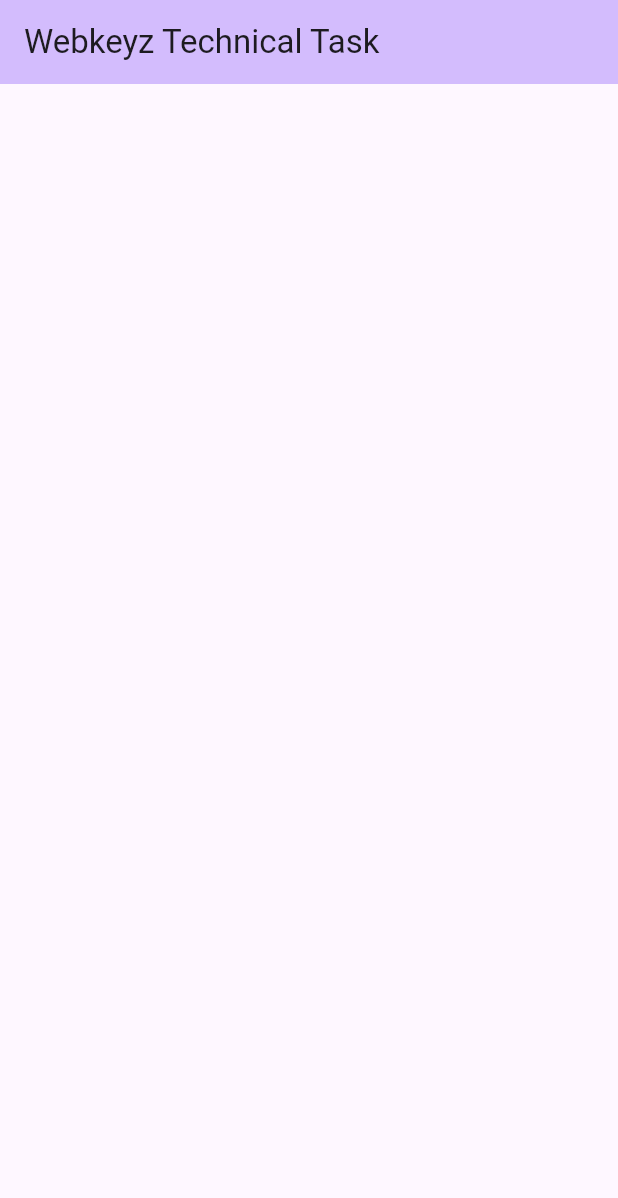
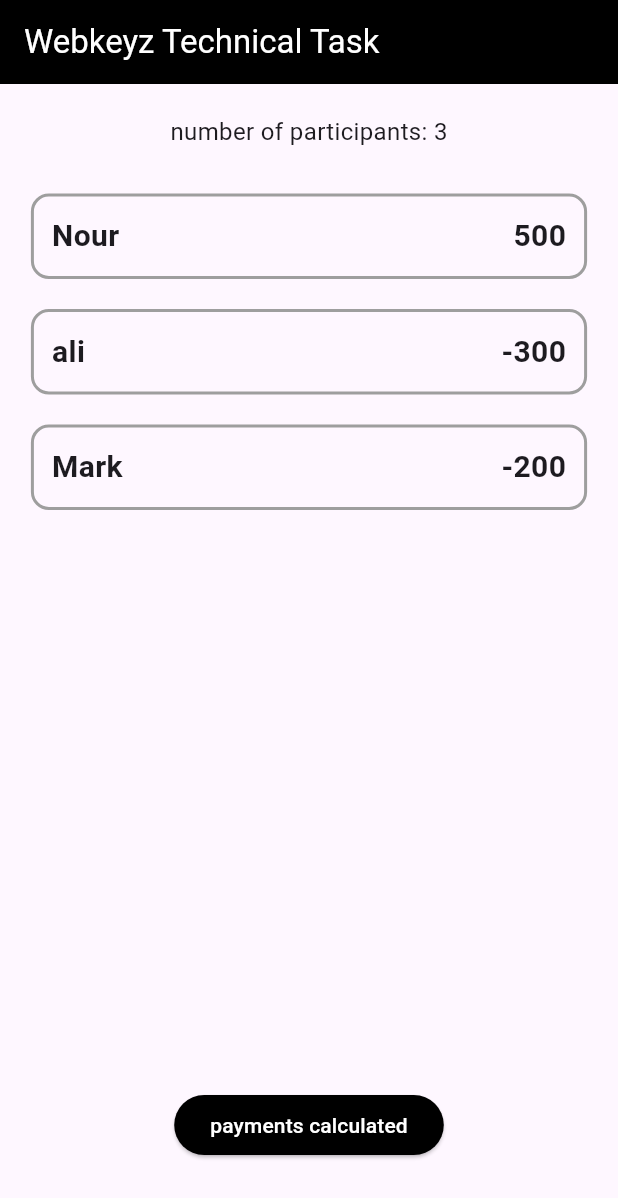
Before and after one commit to mostafamohamed222/webkeyz-Flutter-Technical-Task, a Flutter app: the screen it shows after launch, on a phone screen of 412 x 824 dp. Shown: the top 1198 px of the screen. Run offline on Flutter 3.47's test engine with Material 3 defaults, Android fonts, the phone set to English and light mode, and no system bars; our stand-ins replace flutter_bloc.

Commit message:
create implementation for payments in PaymentPlanner , create desgin and write some test case fro unit test

```diff
--- /dev/null
+++ b/lib/const.dart
@@ -0,0 +1,14 @@
+class ConstManager {
+  static final List<Map<String,dynamic>> participants = [
+    {"name": "Nour", "amount": 500},
+    {"name": "ali", "amount": -300},
+    {"name": "Mark", "amount": -200},
+    // {"name": "ibrahim", "amount": 10},
+    // {"name": "samy", "amount": 5},
+    // {"name": "amir", "amount": -15},
+    // {"name": "mousa", "amount": 0},
+    // {"name": "karim", "amount": 25},
+    // {"name": "saad", "amount": -35},
+    // {"name": "abdo", "amount": 30},
+  ];
+}
--- a/lib/model/payment_model.dart
+++ b/lib/domain/model/payment_model.dart
@@ -1,7 +1,7 @@
 class Payment {
   final String fromName;
   final String toName;
-  final int amount;
+  final num amount;
 
   Payment(this.fromName, this.toName, this.amount);
 }
--- /dev/null
+++ b/lib/domain/usecases/calculate_payment_usecase.dart
@@ -0,0 +1,21 @@
+import 'package:webkeyz_flutter_technical_task/domain/model/payment_model.dart';
+import 'package:webkeyz_flutter_technical_task/payment_planner.dart';
+
+class CalculatePaymentUsecase {
+  List<Payment> call() {
+    PaymentPlanner paymentPlanner = PaymentPlanner();
+    List<Payment> payments = paymentPlanner.payments([
+      {"name": "Nour", "amount": -100},
+      {"name": "ali", "amount": -300},
+      {"name": "Mark", "amount": -200},
+      // {"name": "ibrahim", "amount": 10},
+      // {"name": "samy", "amount": 5},
+      // {"name": "amir", "amount": -15},
+      // {"name": "mousa", "amount": 0},
+      // {"name": "karim", "amount": 25},
+      // {"name": "saad", "amount": -35},
+      // {"name": "abdo", "amount": 30},
+    ]);
+    return payments;
+  }
+}
--- a/lib/main.dart
+++ b/lib/main.dart
@@ -1,4 +1,7 @@
 import 'package:flutter/material.dart';
+import 'package:flutter_bloc/flutter_bloc.dart';
+import 'package:webkeyz_flutter_technical_task/presentation/bloc/payment_planner_bloc.dart';
+import 'package:webkeyz_flutter_technical_task/presentation/screens/add_participants_screen.dart';
 
 void main() {
   runApp(const MyApp());
@@ -9,12 +12,19 @@ class MyApp extends StatelessWidget {
 
   @override
   Widget build(BuildContext context) {
-    return MaterialApp(
-      theme: ThemeData(
-        colorScheme: ColorScheme.fromSeed(seedColor: Colors.deepPurple),
-        useMaterial3: true,
+    return MultiBlocProvider(
+      providers: [
+        BlocProvider(
+          create: (context) => PaymentPlannerBloc(),
+        ),
+      ],
+      child: MaterialApp(
+        debugShowCheckedModeBanner: false,
+        theme: ThemeData(
+          useMaterial3: true,
+        ),
+        home: const MyHomePage(title: 'Webkeyz Technical Task'),
       ),
-      home: const MyHomePage(title: 'Webkeyz Technical Task'),
     );
   }
 }
@@ -33,15 +43,15 @@ class _MyHomePageState extends State<MyHomePage> {
   Widget build(BuildContext context) {
     return Scaffold(
       appBar: AppBar(
-        backgroundColor: Theme.of(context).colorScheme.inversePrimary,
-        title: Text(widget.title),
+        backgroundColor: Colors.black,
+        title: Text(
+          widget.title,
+          style: TextStyle(color: Colors.white),
+        ),
       ),
       //TODO: Assuming a placeholder implementation for now
       body: const Center(
-        child: Column(
-          mainAxisAlignment: MainAxisAlignment.center,
-          children: <Widget>[],
-        ),
+        child: AddParticipantsScreen(),
       ),
     );
   }
--- a/lib/payment_planner.dart
+++ b/lib/payment_planner.dart
@@ -1,10 +1,58 @@
-import 'package:webkeyz_flutter_technical_task/model/payment_model.dart';
+import 'package:webkeyz_flutter_technical_task/domain/model/payment_model.dart';
 
 class PaymentPlanner {
   //TODO: Assuming a placeholder implementation for now
   List<Payment> payments(List<Map<String, dynamic>> participants) {
     final payments = <Payment>[];
 
+    double sum = 0;
+    // sort participants by amount to make the large positive amount in first
+    participants.sort((a, b) => b['amount'] - a['amount']);
+
+    // use this to cal sum of all amount
+    sum = participants.fold(
+        0, (previousValue, element) => previousValue += element['amount']);
+
+    // cal the balance for every one to be equal
+    double perPerson = sum / participants.length;
+
+    // use it to index frist participant with - balance
+    int indexofFirstN = -1;
+
+    for (int i = 0; i < participants.length; i++) {
+      // cal the amount need to send or take from every participant to reach for the amount perPerson
+      participants[i]["amount"] -= perPerson;
+
+      // use this if to find frist participant with - balance
+      if (participants[i]['amount'] < 0 && indexofFirstN == -1) {
+        indexofFirstN = i;
+      }
+    }
+
+    // loop from 0 to first one with -ve balance
+    for (int i = 0; i < indexofFirstN; i++) {
+      // loop from last one to first one with -ve balance
+      // (why we did it ? to minimize the number of transactions send amount from participant who has large blance to participants who has small blance)
+      for (int j = participants.length - 1; j >= indexofFirstN; j--) {
+        if (participants[j]['amount'] != 0) {
+          // here we amount needed for participant[i] <= participants[j] so we will take all amount needed from j to i to reach by (participant i) to amount per person
+          if (participants[i]['amount'] <= (participants[j]['amount'] * -1)) {
+            payments.add(Payment(participants[j]['name'],
+                participants[i]['name'], participants[i]['amount']));
+            participants[j]['amount'] += participants[i]['amount'];
+            participants[i]['amount'] = 0;
+            break;
+          } else {
+            // here we amount needed for participant[i] > participants[j] so we will take all amount from participant[j] to participants[i]
+            payments.add(Payment(participants[j]['name'],
+                participants[i]['name'], participants[j]['amount'] * -1));
+            participants[i]['amount'] += participants[j]['amount'];
+            participants[j]['amount'] = 0;
+          }
+        }
+      }
+    }
+
     return payments;
   }
 }
--- /dev/null
+++ b/lib/presentation/bloc/payment_planner_bloc.dart
@@ -0,0 +1,25 @@
+import 'dart:async';
+
+import 'package:flutter/widgets.dart';
+import 'package:flutter_bloc/flutter_bloc.dart';
+import 'package:webkeyz_flutter_technical_task/domain/usecases/calculate_payment_usecase.dart';
+import 'package:webkeyz_flutter_technical_task/domain/model/payment_model.dart';
+import 'package:webkeyz_flutter_technical_task/presentation/bloc/payment_planner_event.dart';
+import 'package:webkeyz_flutter_technical_task/presentation/bloc/payment_planner_state.dart';
+
+class PaymentPlannerBloc
+    extends Bloc<PaymentPlannerEvent, PaymentPlannerState> {
+  PaymentPlannerBloc() : super(PaymentPlannerState()) {
+    on<CalculatesPayments>(_calculatePayment);
+  }
+  static get(BuildContext context) =>
+      BlocProvider.of<PaymentPlannerBloc>(context);
+
+  FutureOr<void> _calculatePayment(
+      CalculatesPayments event, Emitter<PaymentPlannerState> emit) {
+    emit(state.copyWith(payments: []));
+    CalculatePaymentUsecase  calculatePaymentUsecase = CalculatePaymentUsecase();
+    List<Payment> payments = calculatePaymentUsecase.call();
+    emit(state.copyWith(payments: payments));
+  }
+}
--- /dev/null
+++ b/lib/presentation/bloc/payment_planner_event.dart
@@ -0,0 +1,3 @@
+abstract class PaymentPlannerEvent {}
+
+class CalculatesPayments extends PaymentPlannerEvent {}
--- /dev/null
+++ b/lib/presentation/bloc/payment_planner_state.dart
@@ -0,0 +1,16 @@
+import 'package:webkeyz_flutter_technical_task/domain/model/payment_model.dart';
+
+class PaymentPlannerState {
+  List<Payment> payments;
+
+  PaymentPlannerState({
+    this.payments = const [],
+  });
+
+  PaymentPlannerState copyWith({List<Payment>? payments, bool? loading}) {
+    return PaymentPlannerState(
+      payments: payments ?? this.payments,
+    );
+  }
+
+}
--- /dev/null
+++ b/lib/presentation/screens/add_participants_screen.dart
@@ -0,0 +1,64 @@
+import 'package:flutter/material.dart';
+import 'package:flutter_bloc/flutter_bloc.dart';
+import 'package:webkeyz_flutter_technical_task/const.dart';
+import 'package:webkeyz_flutter_technical_task/presentation/bloc/payment_planner_bloc.dart';
+import 'package:webkeyz_flutter_technical_task/presentation/bloc/payment_planner_event.dart';
+import 'package:webkeyz_flutter_technical_task/presentation/screens/show_payment_screen.dart';
+import 'package:webkeyz_flutter_technical_task/presentation/widget/participants_card.dart';
+
+class AddParticipantsScreen extends StatelessWidget {
+  const AddParticipantsScreen({super.key});
+
+  @override
+  Widget build(BuildContext context) {
+    return Column(
+      children: [
+        SizedBox(
+          height: 20,
+        ),
+        Text(
+          "number of participants: ${ConstManager.participants.length}",
+          style: TextStyle(fontSize: 16, fontWeight: FontWeight.w400),
+        ),
+        SizedBox(
+          height: 20,
+        ),
+        SizedBox(
+          height: MediaQuery.sizeOf(context).height * .6,
+          child: ListView.builder(
+            itemBuilder: (context, index) {
+              return ParticipantsCardWidget(
+                participant: ConstManager.participants[index],
+              );
+            },
+            itemCount: ConstManager.participants.length,
+          ),
+        ),
+        Spacer(),
+        Padding(
+          padding: const EdgeInsets.only(bottom: 50),
+          child: ElevatedButton(
+            style: ButtonStyle(
+                backgroundColor: MaterialStateProperty.all(Colors.black)),
+            onPressed: () {
+              BlocProvider.of<PaymentPlannerBloc>(context)
+                  .add(CalculatesPayments());
+              Navigator.push(
+                context,
+                MaterialPageRoute(
+                  builder: (context) {
+                    return ShowPaymentsScreen();
+                  },
+                ),
+              );
+            },
+            child: Text(
+              "payments calculated",
+              style: TextStyle(color: Colors.white),
+            ),
+          ),
+        )
+      ],
+    );
+  }
+}
--- /dev/null
+++ b/lib/presentation/widget/participants_card.dart
@@ -0,0 +1,33 @@
+import 'package:flutter/material.dart';
+
+class ParticipantsCardWidget extends StatelessWidget {
+  const ParticipantsCardWidget({super.key, required this.participant});
+  final Map<String, dynamic> participant;
+  @override
+  Widget build(BuildContext context) {
+    return Center(
+      child: Container(
+        padding: EdgeInsets.all(12),
+        margin: EdgeInsets.symmetric(vertical: 10),
+        decoration: BoxDecoration(
+          border: Border.all(color: Colors.grey, width: 2),
+          borderRadius: BorderRadius.circular(12),
+        ),
+        width: MediaQuery.of(context).size.width * .9,
+        child: Row(
+          mainAxisAlignment: MainAxisAlignment.spaceBetween,
+          children: [
+            Text(
+              participant['name'],
+              style: TextStyle(fontSize: 20, fontWeight: FontWeight.bold),
+            ),
+            Text(
+              participant['amount'].toString(),
+              style: TextStyle(fontSize: 20, fontWeight: FontWeight.bold),
+            ),
+          ],
+        ),
+      ),
+    );
+  }
+}
--- a/pubspec.yaml
+++ b/pubspec.yaml
@@ -13,6 +13,7 @@ dependencies:
     sdk: flutter
 
   cupertino_icons: ^1.0.2
+  flutter_bloc: ^8.1.3
 
 dev_dependencies:
   flutter_test:
```
Also changed, not shown: lib/presentation/screens/show_payment_screen.dart (added, +26 -0 lines), lib/presentation/widget/payment_list_widget.dart (added, +80 -0 lines), pubspec.lock, 1 other file.
